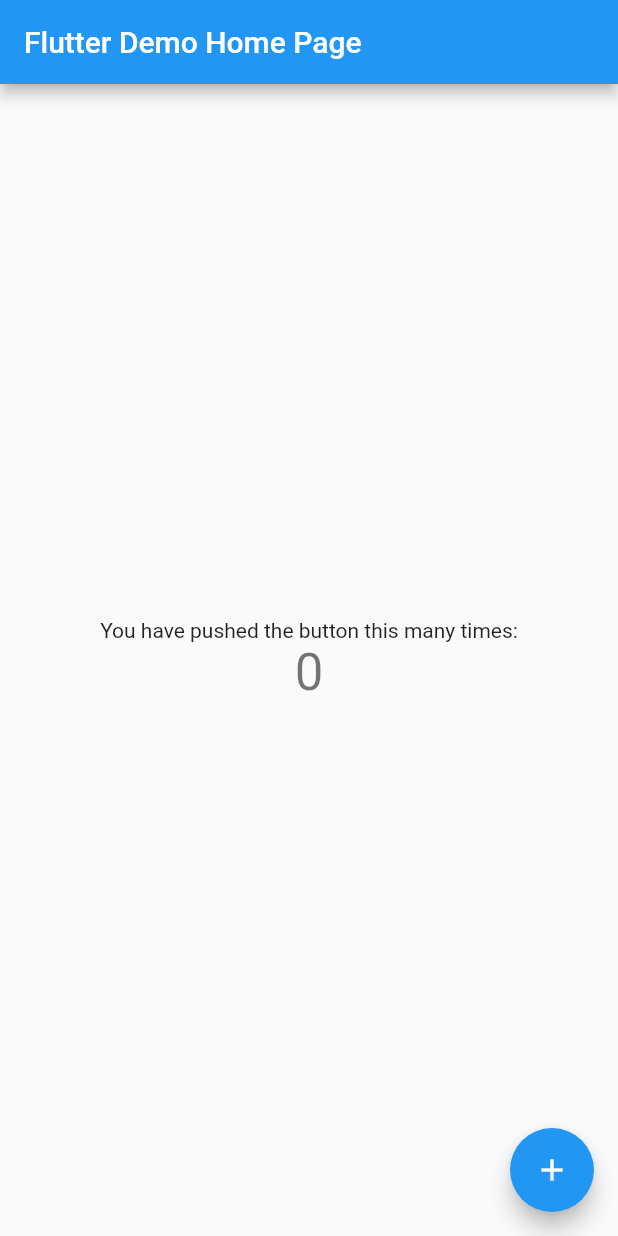
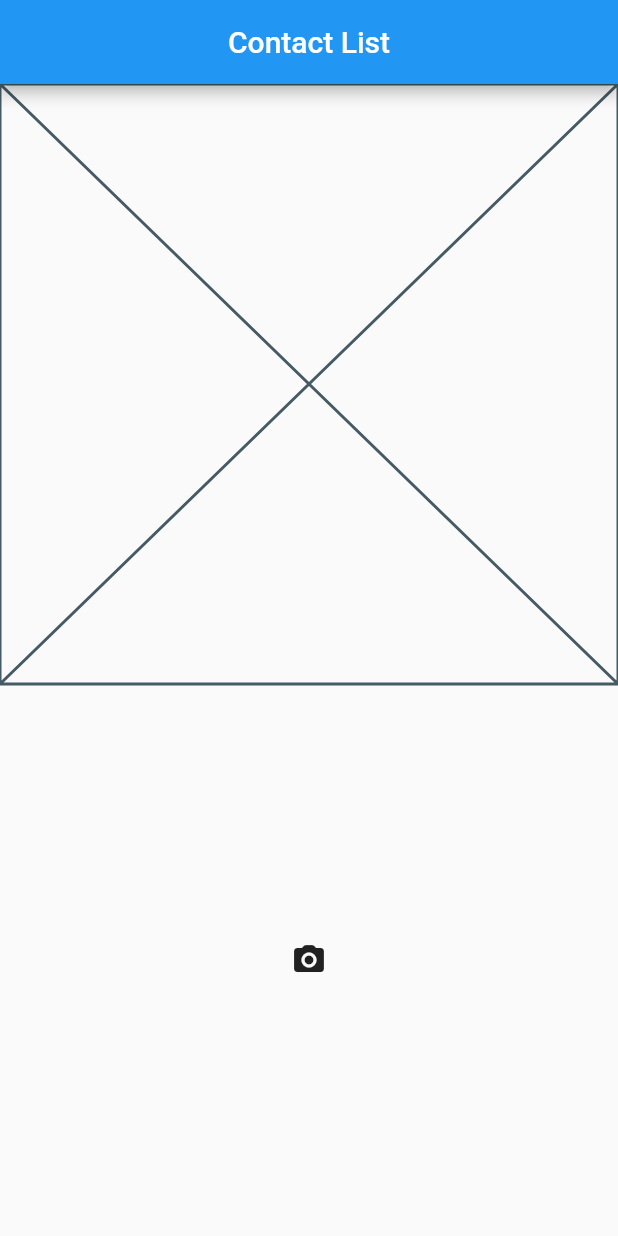
Before and after one commit to marufrobin/contact_list_firebase, a Flutter app: the screen it shows after launch, on a phone screen of 412 x 824 dp. Run offline on Flutter 3.47's test engine with Material 2 defaults, Android fonts, the phone set to English and light mode, and no system bars.

Commit message:
homepage added..

```diff
--- a/lib/main.dart
+++ b/lib/main.dart
@@ -1,3 +1,4 @@
+import 'package:contact_list_firebase/pages/home_page.dart';
 import 'package:flutter/material.dart';
 
 void main() {
@@ -5,111 +6,12 @@ void main() {
 }
 
 class MyApp extends StatelessWidget {
-  const MyApp({super.key});
+  const MyApp({Key? key}) : super(key: key);
 
-  // This widget is the root of your application.
   @override
   Widget build(BuildContext context) {
     return MaterialApp(
-      title: 'Flutter Demo',
-      theme: ThemeData(
-        // This is the theme of your application.
-        //
-        // Try running your application with "flutter run". You'll see the
-        // application has a blue toolbar. Then, without quitting the app, try
-        // changing the primarySwatch below to Colors.green and then invoke
-        // "hot reload" (press "r" in the console where you ran "flutter run",
-        // or simply save your changes to "hot reload" in a Flutter IDE).
-        // Notice that the counter didn't reset back to zero; the application
-        // is not restarted.
-        primarySwatch: Colors.blue,
-      ),
-      home: const MyHomePage(title: 'Flutter Demo Home Page'),
+      home: HomePage(),
     );
   }
 }
-
-class MyHomePage extends StatefulWidget {
-  const MyHomePage({super.key, required this.title});
-
-  // This widget is the home page of your application. It is stateful, meaning
-  // that it has a State object (defined below) that contains fields that affect
-  // how it looks.
-
-  // This class is the configuration for the state. It holds the values (in this
-  // case the title) provided by the parent (in this case the App widget) and
-  // used by the build method of the State. Fields in a Widget subclass are
-  // always marked "final".
-
-  final String title;
-
-  @override
-  State<MyHomePage> createState() => _MyHomePageState();
-}
-
-class _MyHomePageState extends State<MyHomePage> {
-  int _counter = 0;
-
-  void _incrementCounter() {
-    setState(() {
-      // This call to setState tells the Flutter framework that something has
-      // changed in this State, which causes it to rerun the build method below
-      // so that the display can reflect the updated values. If we changed
-      // _counter without calling setState(), then the build method would not be
-      // called again, and so nothing would appear to happen.
-      _counter++;
-    });
-  }
-
-  @override
-  Widget build(BuildContext context) {
-    // This method is rerun every time setState is called, for instance as done
-    // by the _incrementCounter method above.
-    //
-    // The Flutter framework has been optimized to make rerunning build methods
-    // fast, so that you can just rebuild anything that needs updating rather
-    // than having to individually change instances of widgets.
-    return Scaffold(
-      appBar: AppBar(
-        // Here we take the value from the MyHomePage object that was created by
-        // the App.build method, and use it to set our appbar title.
-        title: Text(widget.title),
-      ),
-      body: Center(
-        // Center is a layout widget. It takes a single child and positions it
-        // in the middle of the parent.
-        child: Column(
-          // Column is also a layout widget. It takes a list of children and
-          // arranges them vertically. By default, it sizes itself to fit its
-          // children horizontally, and tries to be as tall as its parent.
-          //
-          // Invoke "debug painting" (press "p" in the console, choose the
-          // "Toggle Debug Paint" action from the Flutter Inspector in Android
-          // Studio, or the "Toggle Debug Paint" command in Visual Studio Code)
-          // to see the wireframe for each widget.
-          //
-          // Column has various properties to control how it sizes itself and
-          // how it positions its children. Here we use mainAxisAlignment to
-          // center the children vertically; the main axis here is the vertical
-          // axis because Columns are vertical (the cross axis would be
-          // horizontal).
-          mainAxisAlignment: MainAxisAlignment.center,
-          children: <Widget>[
-            const Text(
-              'You have pushed the button this many times:',
-            ),
-            Text(
-              '$_counter',
-              style: Theme.of(context).textTheme.headline4,
-            ),
-          ],
-        ),
-      ),
-      floatingActionButton: FloatingActionButton(
-        onPressed: _incrementCounter,
-        tooltip: 'Increment',
-        child: const Icon(Icons.add),
-      ), // This trailing comma makes auto-formatting nicer for build methods.
-    );
-  }
-}
--- /dev/null
+++ b/lib/pages/home_page.dart
@@ -0,0 +1,32 @@
+import 'package:flutter/material.dart';
+
+class HomePage extends StatefulWidget {
+  const HomePage({Key? key}) : super(key: key);
+
+  @override
+  State<HomePage> createState() => _HomePageState();
+}
+
+class _HomePageState extends State<HomePage> {
+  @override
+  Widget build(BuildContext context) {
+    return Scaffold(
+      appBar: AppBar(
+        centerTitle: true,
+        title: Text("Contact List"),
+      ),
+      body: Container(
+        child: Column(
+          children: [
+            Container(
+              child: Placeholder(),
+            ),
+            Expanded(
+                child: IconButton(
+                    onPressed: () {}, icon: Icon(Icons.camera_alt_rounded)))
+          ],
+        ),
+      ),
+    );
+  }
+}
```
